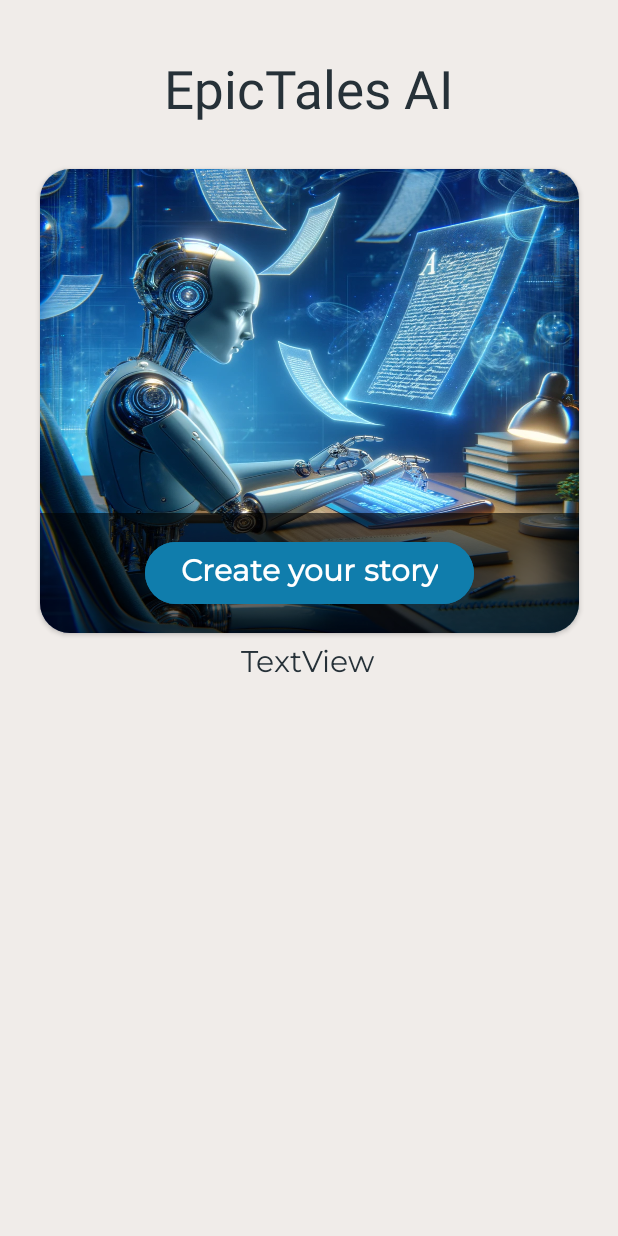
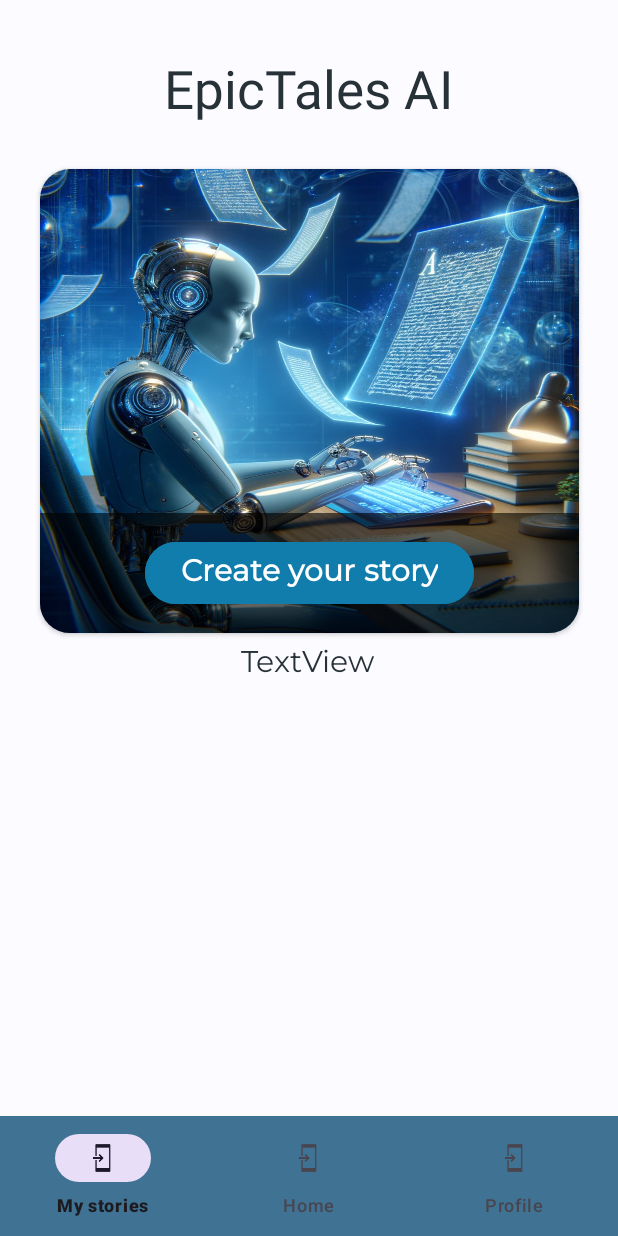
Before and after one commit to spasko123/EpicTales-AI, an Android app: the HomeActivity screen opened directly, with no data from a screen before it, on a phone screen of 412 x 824 dp. Run offline under Robolectric (Android 15) with nearby library versions, the phone set to English and light mode, and no system bars; our stand-ins replace Firebase (no records; nobody signed in at launch, a user with empty details on screens opened directly); Roboto replaces fonts that are not available here.

Commit message:
Spas Laptop

```diff
--- a/app/src/main/res/layout/activity_home.xml
+++ b/app/src/main/res/layout/activity_home.xml
@@ -4,7 +4,7 @@
     xmlns:tools="http://schemas.android.com/tools"
     android:layout_width="match_parent"
     android:layout_height="match_parent"
-    android:background="#f0ece9"
+    android:background="#fcfbff"
     tools:context=".HomeActivity">
 
     <TextView
@@ -78,6 +78,12 @@
 
     </androidx.cardview.widget.CardView>
 
+    <com.google.android.material.bottomnavigation.BottomNavigationView
+        android:layout_width="match_parent"
+        android:layout_height="wrap_content"
+        app:layout_constraintBottom_toBottomOf="parent"
+        android:background="#3F7293"
+        app:menu="@menu/bottom_nav_menu" />
 
 
 </androidx.constraintlayout.widget.ConstraintLayout>
--- /dev/null
+++ b/app/src/main/res/menu/bottom_nav_menu.xml
@@ -0,0 +1,15 @@
+<?xml version="1.0" encoding="utf-8"?>
+<menu xmlns:android="http://schemas.android.com/apk/res/android">
+    <item
+        android:id="@+id/navigation_item1"
+        android:title="My stories"
+        android:icon="@drawable/common_full_open_on_phone"/>
+    <item
+        android:id="@+id/navigation_item2"
+        android:title="Home"
+        android:icon="@drawable/common_full_open_on_phone"/>
+    <item
+        android:id="@+id/navigation_item3"
+        android:title="Profile"
+        android:icon="@drawable/common_full_open_on_phone"/>
+</menu>
```
Also changed, not shown: 1 other file.
